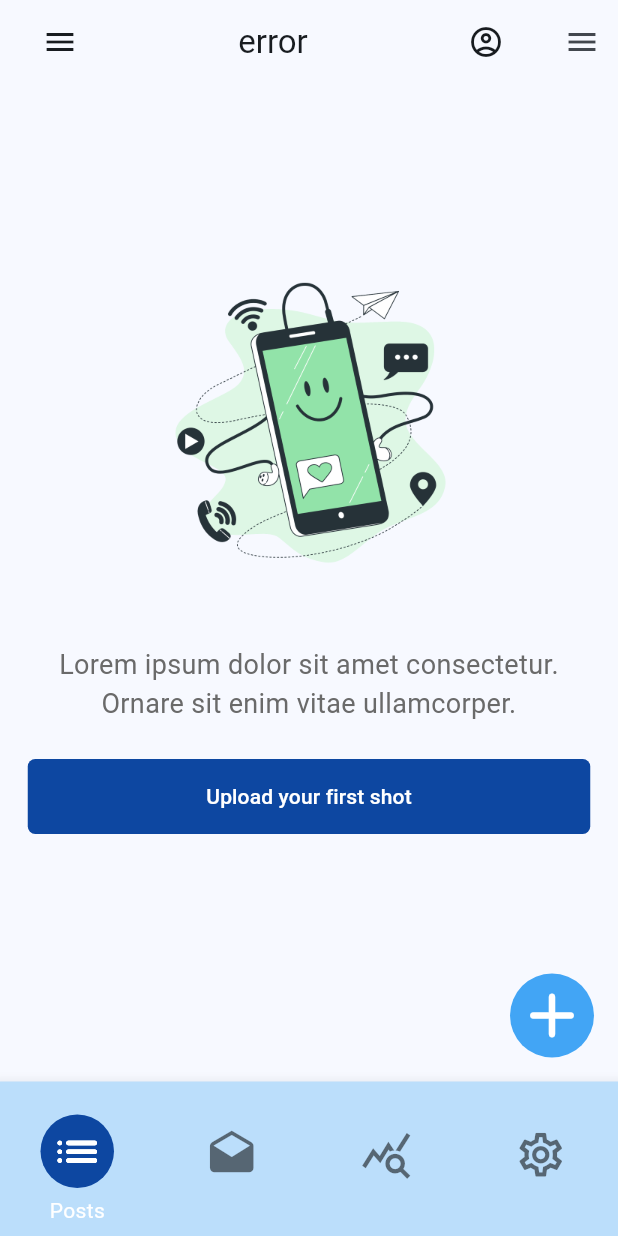
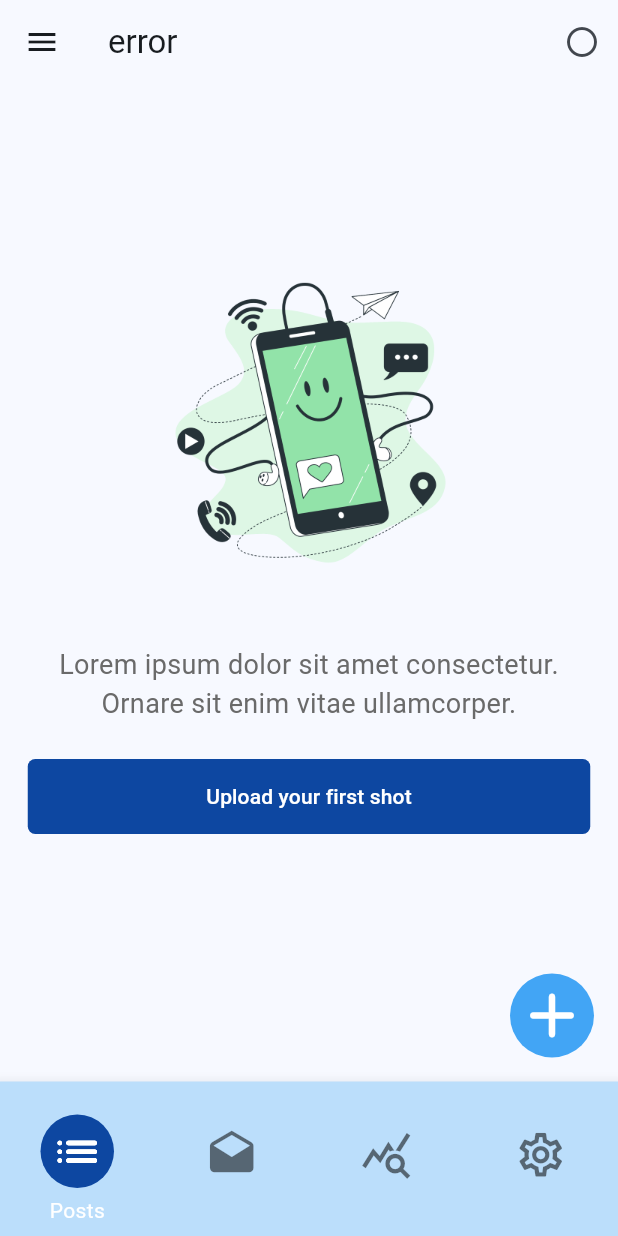
Before and after one commit to fullspeccoder-mobileDevelopment/social_media_app, a Flutter app: the screen it shows after launch, on a phone screen of 412 x 824 dp. Run offline on Flutter 3.47's test engine with Material 3 defaults, Android fonts, the phone set to English and light mode, and no system bars; our stand-ins replace firebase_auth, firebase_core, flutter_riverpod; accounts and stored records are empty.

Commit message:
Started work on drawers | v0.0.24

```diff
--- a/lib/pages/home_page.dart
+++ b/lib/pages/home_page.dart
@@ -1,6 +1,8 @@
 import 'package:flutter/material.dart';
 import 'package:flutter_riverpod/flutter_riverpod.dart';
+import 'package:untitled_app/models/user.dart';
 import 'package:untitled_app/providers/user_provider.dart';
+import 'package:untitled_app/styles/button_styles.dart';
 
 class HomePage extends ConsumerStatefulWidget {
   const HomePage({super.key});
@@ -85,6 +87,83 @@ class _HomePageState extends ConsumerState<HomePage> {
     );
   }
 
+  Widget _drawer(LocalUser currentUser) {
+    return Drawer(
+      child: Column(
+        children: [
+          Expanded(
+            child: Container(
+              alignment: Alignment.center,
+              padding: const EdgeInsets.only(left: 12, right: 12),
+              width: 300,
+              decoration: const BoxDecoration(
+                color: Colors.white,
+              ),
+              child: Column(
+                mainAxisAlignment: MainAxisAlignment.center,
+                children: [
+                  Row(
+                    mainAxisAlignment: MainAxisAlignment.spaceBetween,
+                    children: [
+                      const CircleAvatar(
+                        radius: 35,
+                        child: Image(
+                            image: NetworkImage(
+                                "https://www.w3schools.com/w3images/avatar2.png")),
+                      ),
+                      Text(currentUser.email),
+                    ],
+                  ),
+                  useGreyDivider(),
+                  Container(
+                    child: const Column(
+                      children: [
+                        TextButton(
+                          child: const Text("Page # 1"),
+                          onPressed: null,
+                        ),
+                        TextButton(
+                          child: const Text("Page # 2"),
+                          onPressed: null,
+                        ),
+                        TextButton(
+                          child: const Text("Page # 3"),
+                          onPressed: null,
+                        ),
+                        TextButton(
+                          child: const Text("Page # 4"),
+                          onPressed: null,
+                        ),
+                      ],
+                    ),
+                  )
+                ],
+              ),
+            ),
+          ),
+        ],
+      ),
+    );
+  }
+
+  Widget _endDrawer() {
+    return Drawer(
+      child: Column(
+        children: [
+          Expanded(
+            child: Container(
+              width: 300,
+              decoration: const BoxDecoration(
+                color: Colors.white,
+              ),
+              child: const Text("Drawer will be here"),
+            ),
+          ),
+        ],
+      ),
+    );
+  }
+
   FloatingActionButton _callToActionButton() {
     return FloatingActionButton(
       elevation: 0,
@@ -132,43 +211,20 @@ class _HomePageState extends ConsumerState<HomePage> {
     final currentUser = ref.watch(userProvider);
     return Scaffold(
       appBar: AppBar(
-        title: Row(
-          mainAxisAlignment: MainAxisAlignment.spaceBetween,
-          children: [
-            Builder(builder: (context) {
-              return IconButton(
-                icon: const Icon(Icons.menu),
-                onPressed: () {
-                  Scaffold.of(context).openEndDrawer();
-                },
-              );
-            }),
-            Text(currentUser.email),
-            IconButton(
-              icon: const Icon(Icons.account_circle_outlined),
+        title: Text(currentUser.email),
+        actions: [
+          Builder(builder: (context) {
+            return IconButton(
+              icon: const Icon(Icons.circle_outlined),
               onPressed: () {
-                if (currentUser.email != 'error') {
-                  return;
-                }
-                Navigator.popAndPushNamed(context, "/sign-up");
+                Scaffold.of(context).openEndDrawer();
               },
-            )
-          ],
-        ),
-      ),
-      endDrawer: Column(
-        children: [
-          Expanded(
-            child: Container(
-              width: 300,
-              decoration: const BoxDecoration(
-                color: Colors.white,
-              ),
-              child: Text("Drawer will be here"),
-            ),
-          ),
+            );
+          })
         ],
       ),
+      drawer: _drawer(currentUser),
+      endDrawer: _endDrawer(),
       body: _mainContent(),
       floatingActionButton: _callToActionButton(),
       bottomNavigationBar: _bottomNavBar(),
--- a/lib/pages/splash_page.dart
+++ b/lib/pages/splash_page.dart
@@ -43,8 +43,7 @@ class SplashScreenState extends State<SplashScreen>
   Widget build(BuildContext context) {
     return Scaffold(
       appBar: AppBar(),
-      body: Expanded(
-        child: Column(
+      body: Column(
         mainAxisAlignment: MainAxisAlignment.center,
         children: [
           Center(
@@ -88,7 +87,6 @@ class SplashScreenState extends State<SplashScreen>
           )
         ],
       ),
-      ),
     );
   }
 }
```
Lines whose indentation alone changed are shown as unchanged.
